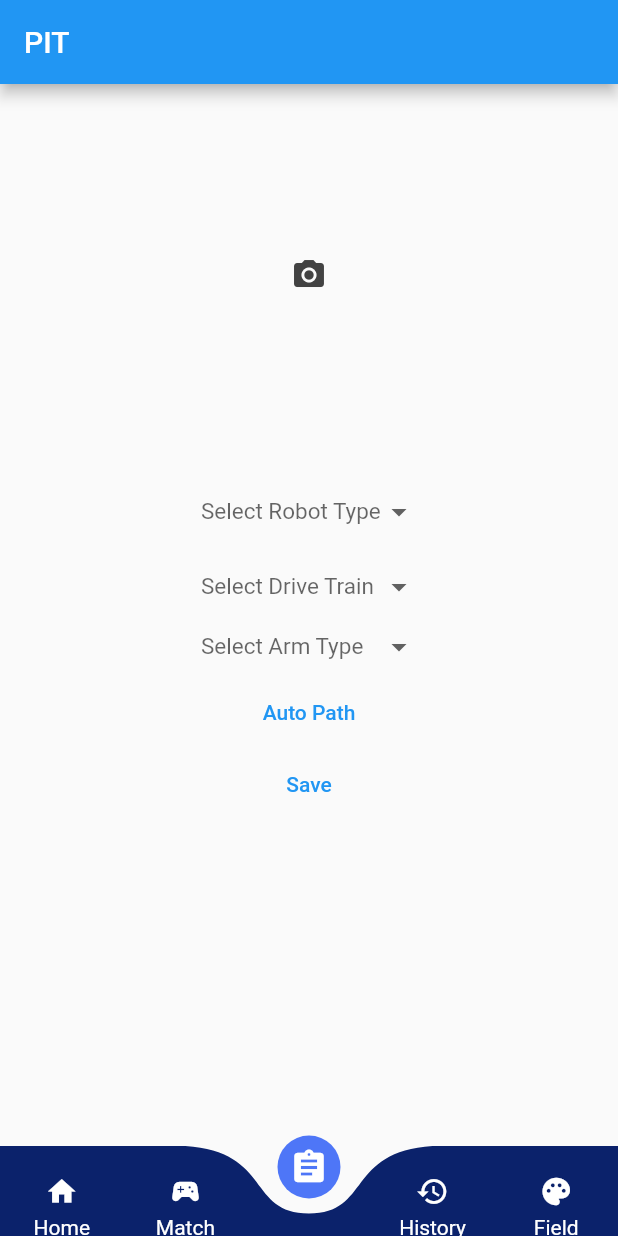
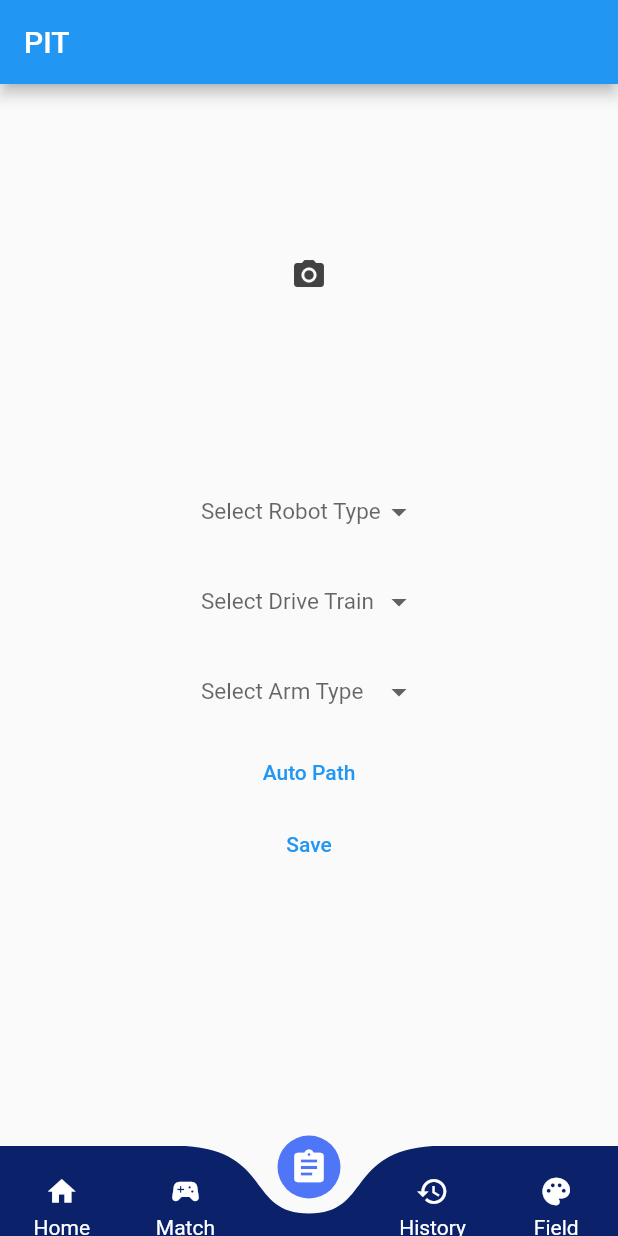
Before and after one commit to Team-Optix-3749/Optix-Scouting, a Flutter app: the screen it shows after launch, swiped to page 3, on a phone screen of 412 x 824 dp. Run offline on Flutter 3.47's test engine with Material 2 defaults, Android fonts, the phone set to English and light mode, and no system bars; drawn by our look-alikes of curved_navigation_bar, dropdown_button2; our stand-ins replace carousel_slider, csv, flutter_slidable, flutter_svg, gallery_saver, image_picker and 2 more; missing offline and left inert: flutter_grid_button, flutter_octicons, image_painter; statements that could not run were skipped; project files that could hold a hidden picture were left out.

Commit message:
small fixes

```diff
--- a/lib/pages/pit.dart
+++ b/lib/pages/pit.dart
@@ -57,30 +57,7 @@ class _PitState extends State<Pit> {
     ),
     2: Stack(
       alignment: Alignment.bottomLeft,
-      children: const [
-        Icon(
-          Icons.shield,
-          color: Colors.black54,
-          size: 25,
-          shadows: <Shadow>[
-            Shadow(
-              color: Colors.black54,
-              blurRadius: 10,
-            )
-          ],
-        ),
-        Icon(
-          Icons.colorize_outlined,
-          color: Colors.white,
-          size: 27,
-          shadows: <Shadow>[
-            Shadow(
-              color: Colors.black54,
-              blurRadius: 10,
-            )
-          ],
-        ),
-      ],
+      children: const [],
     ),
   };
   String? drivePreset;
@@ -147,12 +124,6 @@ class _PitState extends State<Pit> {
           Icons.hide_source,
           color: Colors.black54,
           size: 25,
-          shadows: <Shadow>[
-            Shadow(
-              color: Colors.black54,
-              blurRadius: 10,
-            )
-          ],
         ),
       ],
     ),
@@ -353,7 +324,9 @@ class _PitState extends State<Pit> {
               ),
             ),
           ),
-          DropdownButtonHideUnderline(
+          Container(
+            padding: EdgeInsets.all(10),
+            child: DropdownButtonHideUnderline(
               child: DropdownButton2(
                 hint: const Text(
                   'Select Drive Train',
@@ -405,7 +378,10 @@ class _PitState extends State<Pit> {
                 },
               ),
             ),
-          DropdownButtonHideUnderline(
+          ),
+          Container(
+            padding: EdgeInsets.all(10),
+            child: DropdownButtonHideUnderline(
               child: DropdownButton2(
                 hint: const Text(
                   'Select Arm Type',
@@ -432,7 +408,7 @@ class _PitState extends State<Pit> {
                                 ),
                               ),
                               Container(
-                              child: drivePresetIcons[drivePresets[p]],
+                                child: armPresetIcons[armPresets[p]],
                               ),
                             ],
                           ),
@@ -455,6 +431,7 @@ class _PitState extends State<Pit> {
                   //   _PresetController.clear();
                   // }
                 },
+              ),
             ),
           ),
           TextButton(
```
Lines whose indentation alone changed are shown as unchanged.
